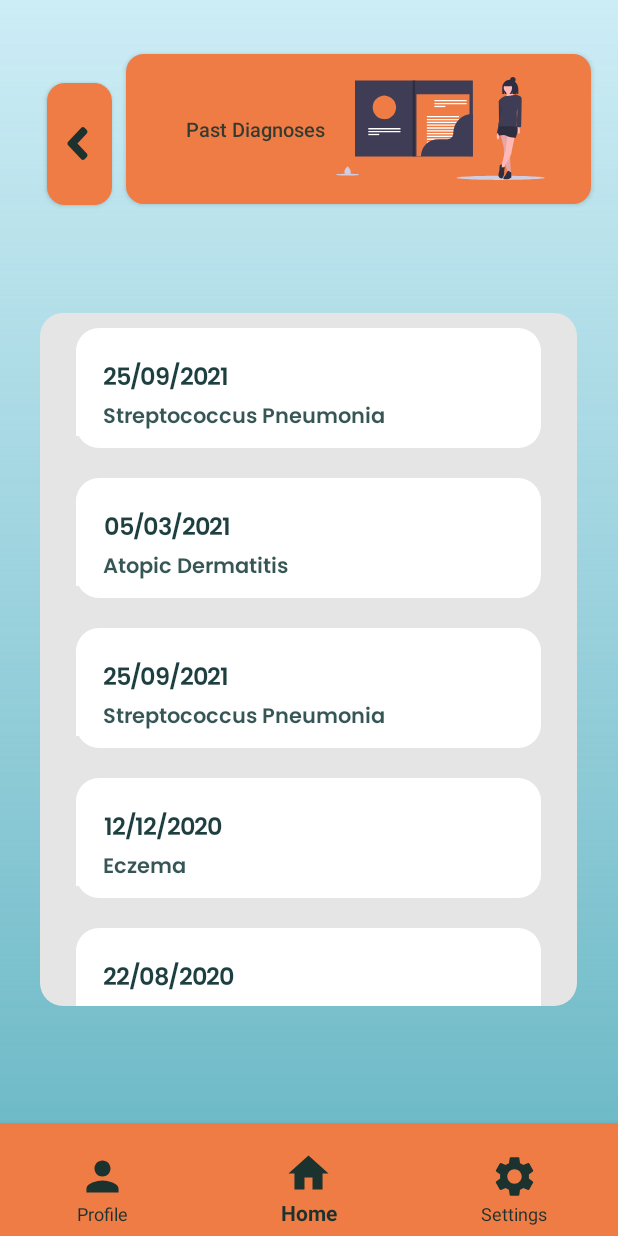
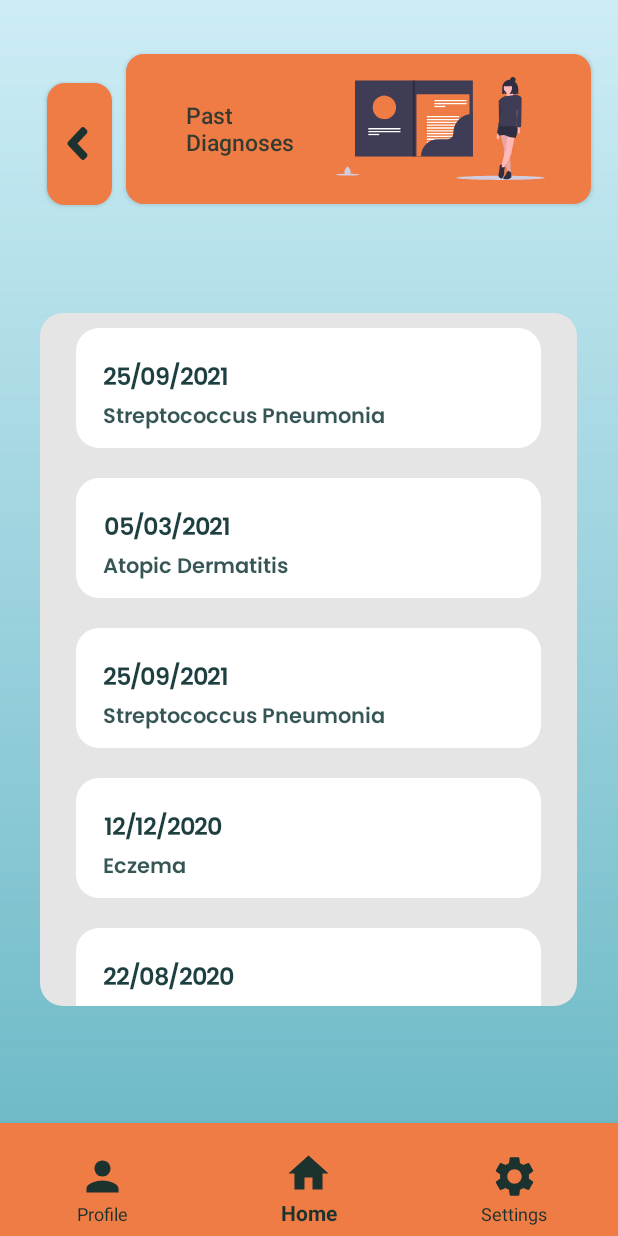
Before and after one commit to Devs-On-Call/okdoc-android, an Android app: the DiagnosesListFragment screen opened through its navigation route, on a phone screen of 412 x 824 dp. Run offline under Robolectric (Android 15) with nearby library versions, the phone set to English and light mode, and no system bars; our stand-ins replace navigation-ui.

Commit message:
fix round borders in item_prescription and item_diagnosis

```diff
--- a/app/src/main/res/layout/diagnoses_list_fragment.xml
+++ b/app/src/main/res/layout/diagnoses_list_fragment.xml
@@ -22,7 +22,7 @@
         android:textAlignment="viewStart"
         android:textAllCaps="false"
         android:textColor="@color/rich_black_80"
-        android:textSize="13sp"
+        android:textSize="15sp"
         app:layout_constraintEnd_toEndOf="parent"
         app:layout_constraintTop_toTopOf="parent" />
 
--- a/app/src/main/res/layout/item_diagnosis.xml
+++ b/app/src/main/res/layout/item_diagnosis.xml
@@ -28,9 +28,9 @@
             style="@style/date"
             android:layout_width="wrap_content"
             android:layout_height="wrap_content"
-            android:background="@color/white"
+            android:background="@drawable/white_border"
             android:paddingHorizontal="18dp"
-            android:paddingTop="5dp"
+            android:paddingTop="2dp"
             android:textAlignment="center"
             android:textColor="@color/rich_black_90"
             android:textSize="16sp"
@@ -42,7 +42,7 @@
             android:layout_width="wrap_content"
             android:layout_height="wrap_content"
             android:layout_marginBottom="8dp"
-            android:background="@color/white"
+            android:background="@drawable/white_border"
             android:paddingHorizontal="18dp"
             android:text="@string/diagnosis"
             android:textAlignment="center" />
--- a/app/src/main/res/layout/item_prescription.xml
+++ b/app/src/main/res/layout/item_prescription.xml
@@ -28,7 +28,7 @@
                 style="@style/date"
                 android:layout_width="wrap_content"
                 android:layout_height="wrap_content"
-                android:background="@color/white"
+                android:background="@drawable/white_border"
                 android:paddingHorizontal="18dp"
                 android:paddingTop="5dp"
                 android:textAlignment="center"
@@ -42,7 +42,7 @@
                 android:layout_width="wrap_content"
                 android:layout_height="wrap_content"
                 android:layout_marginBottom="8dp"
-                android:background="@color/white"
+                android:background="@drawable/white_border"
                 android:paddingHorizontal="18dp"
                 android:text="@string/doctor"
                 android:textAlignment="center" />
```
